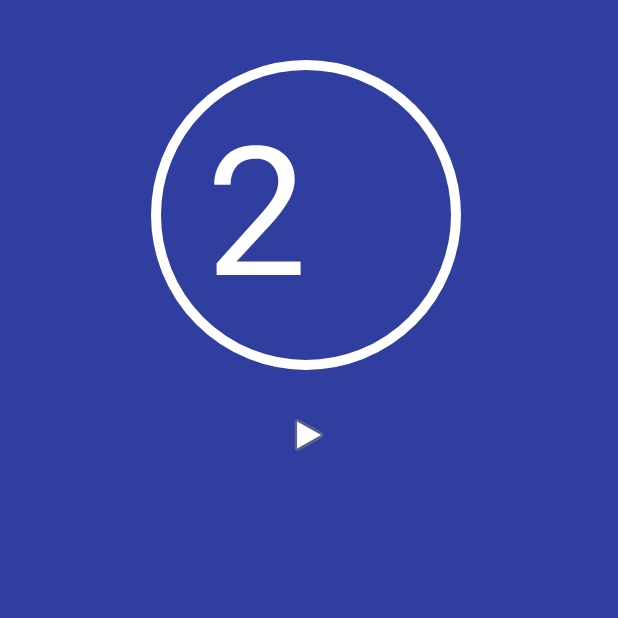
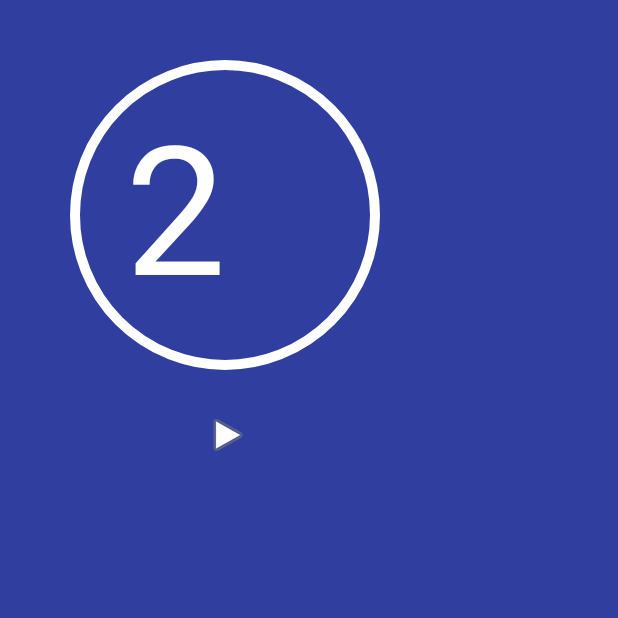
Before and after one commit to YNC77/MyTimer, an Android app: the screen it shows after launch (MainActivity), on a phone screen of 412 x 824 dp, the top half of it. Run offline under Robolectric (Android 15) with nearby library versions, the phone set to English and light mode, and no system bars.

Commit message:
move CountDownTimer to Top level (.java), fix timer cycle (50mins- 10mins), add break_clock_layout(activity_main2.xml)

```diff
--- a/app/src/main/res/layout/activity_main.xml
+++ b/app/src/main/res/layout/activity_main.xml
@@ -7,19 +7,13 @@
     android:background="@color/colorPrimaryDark"
     tools:context="com.example.ync.mytimer.MainActivity">
 
-    <ScrollView
-        android:layout_width="0dp"
-        android:layout_height="0dp"
-        app:layout_constraintBottom_toBottomOf="parent"
-        app:layout_constraintLeft_toLeftOf="parent"
-        app:layout_constraintRight_toRightOf="parent"
-        app:layout_constraintTop_toTopOf="parent"
-        app:layout_constraintVertical_bias="0.0">
-
     <LinearLayout
-            android:layout_width="match_parent"
+        android:layout_width="304dp"
         android:layout_height="wrap_content"
-            android:orientation="vertical">
+        android:orientation="vertical"
+        android:paddingBottom="20dp"
+        tools:layout_editor_absoluteX="8dp"
+        tools:layout_editor_absoluteY="8dp">
 
         <LinearLayout
             android:layout_width="match_parent"
@@ -73,14 +67,6 @@
 
         </LinearLayout>
 
-            <LinearLayout
-                android:layout_width="match_parent"
-                android:layout_height="match_parent"
-                android:orientation="horizontal">
-
     </LinearLayout>
 
-        </LinearLayout>
-    </ScrollView>
-
 </android.support.constraint.ConstraintLayout>
```
Lines whose indentation alone changed are shown as unchanged.
